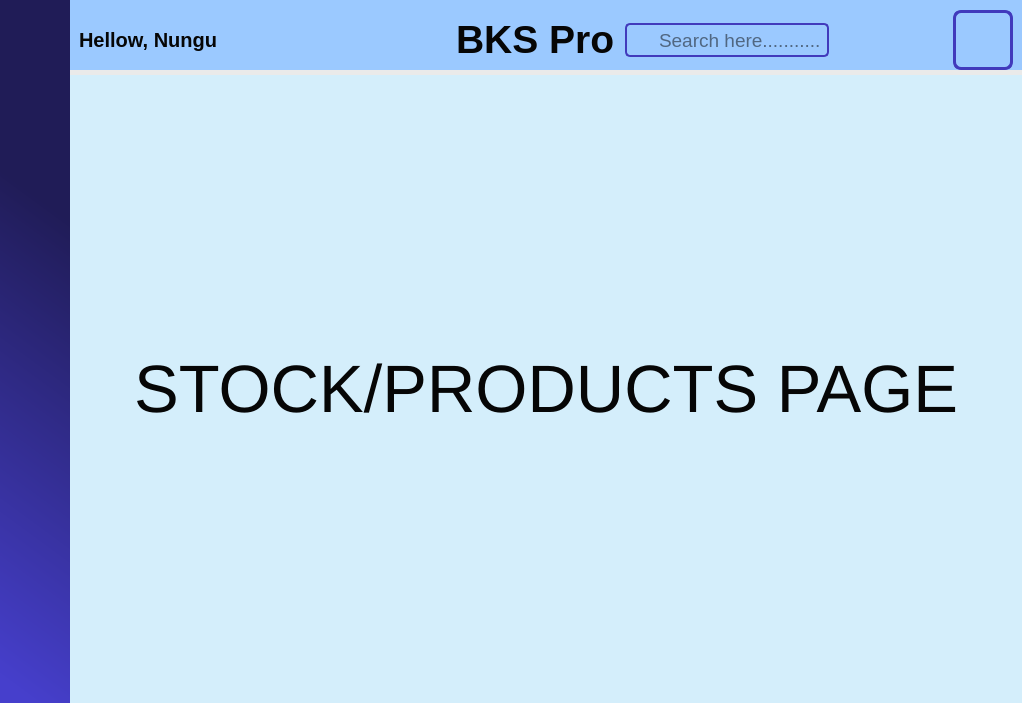
Qt form mainwindow.ui (Nicholauswarobi/Business-Keeper-Software) before a commit.
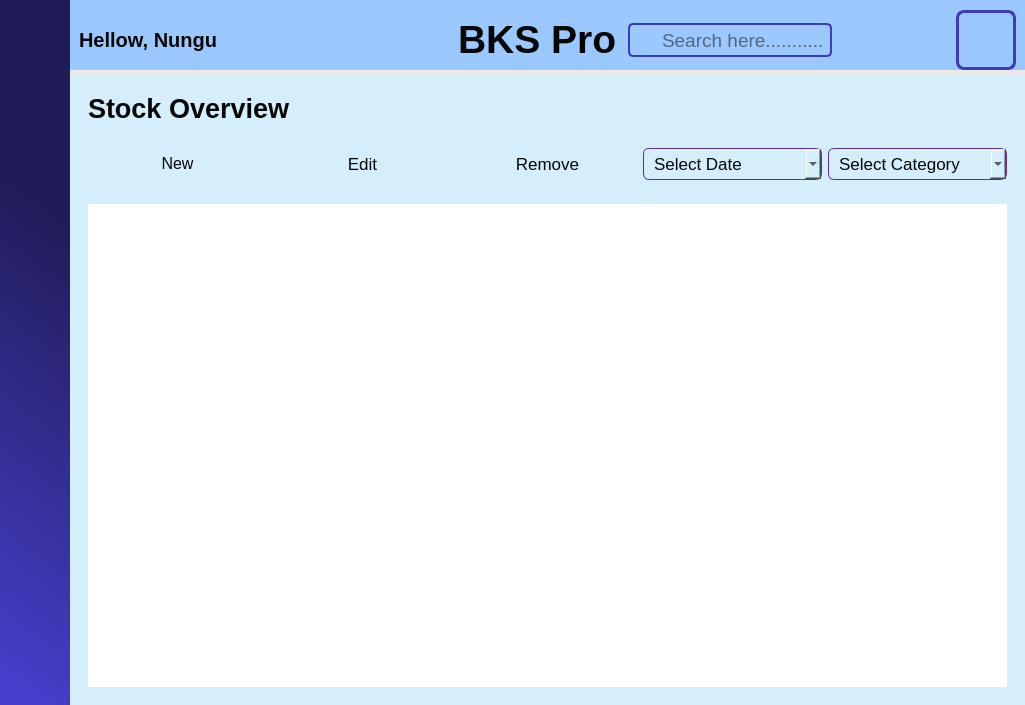
The same form after that commit. The open tabs and pages were chosen to show the change. Icons and pictures are not drawn.

The edit to the form file:
```diff
--- a/mainwindow.ui
+++ b/mainwindow.ui
@@ -6,8 +6,8 @@
    <rect>
     <x>0</x>
     <y>0</y>
-    <width>1022</width>
-    <height>703</height>
+    <width>1025</width>
+    <height>705</height>
    </rect>
   </property>
   <property name="windowTitle">
@@ -84,11 +84,12 @@
 
 }
 
-#Notification_pushButton:checked, #Theme_pushButton:checked{
+#Notification_pushButton:checked, #Theme_pushButton:checked, #Edit_Product_pushButton:checked, #New_Product_pushButton:checked, #Remove_Product_pushButton:checked{
 	background-color: #D5DAF3;
 	border-top: 2px solid #603090;
 	border-top-left-radius: 7px;
 	border-top-right-radius: 7px;
+	font-weight: bold;
 
 }
 
@@ -109,7 +110,7 @@
 	border-radius: 20px;
 }
 
-#Duration_comboBox, #Products_comboBox{
+#Duration_comboBox, #Products_comboBox, #Select_Category_comboBox, #Select_Date_comboBox{
 background-color: #D4EEFB;
 	border: 1px solid #603090;
 	border-radius: 6px;
@@ -123,14 +124,14 @@
 	border: 1px solid #828eff;
 }
 
-#Duration_comboBox::down-arrow, #Products_comboBox::down-arrow{
+#Duration_comboBox::down-arrow, #Products_comboBox::down-arrow, #Select_Category_comboBox::down-arrow, #Select_Date_comboBox::down-arrow{
 	image: url(:/Blue/Icons/BlueIcons/chevron-down.svg);
 	width: 20px;
 	height: 12px;
 }
 
 
-#Duration_comboBox QAbstractItemView, #Products_comboBox QAbstractItemView{
+#Duration_comboBox QAbstractItemView, #Products_comboBox QAbstractItemView, #Select_Category_comboBox QAbstractItemView, #Select_Date_comboBox QAbstractItemView{
 background-color: #D4EEFB;
 border: 1px solid #acffc8;
 selection-background-color: #423AC1;
@@ -237,13 +238,13 @@
             <property name="minimumSize">
              <size>
               <width>70</width>
-              <height>60</height>
+              <height>70</height>
              </size>
             </property>
             <property name="maximumSize">
              <size>
-              <width>50</width>
-              <height>60</height>
+              <width>70</width>
+              <height>70</height>
              </size>
             </property>
             <property name="text">
@@ -923,6 +924,9 @@
                <property name="checkable">
                 <bool>true</bool>
                </property>
+               <property name="checked">
+                <bool>false</bool>
+               </property>
                <property name="autoExclusive">
                 <bool>true</bool>
                </property>
@@ -2287,20 +2291,175 @@
              </layout>
             </widget>
             <widget class="QWidget" name="Stock_page">
-             <layout class="QHBoxLayout" name="horizontalLayout_22">
+             <layout class="QVBoxLayout" name="verticalLayout_17">
               <item>
-               <widget class="QLabel" name="label_36">
-                <property name="font">
-                 <font>
-                  <pointsize>50</pointsize>
-                 </font>
+               <widget class="QWidget" name="widget" native="true">
+                <layout class="QHBoxLayout" name="horizontalLayout_22">
+                 <item alignment="Qt::AlignmentFlag::AlignTop">
+                  <widget class="QLabel" name="label_10">
+                   <property name="font">
+                    <font>
+                     <pointsize>20</pointsize>
+                     <bold>true</bold>
+                    </font>
+                   </property>
+                   <property name="text">
+                    <string>Stock Overview</string>
+                   </property>
+                  </widget>
+                 </item>
+                </layout>
+               </widget>
+              </item>
+              <item>
+               <widget class="QWidget" name="filterBox_widget" native="true">
+                <layout class="QHBoxLayout" name="horizontalLayout_9">
+                 <item>
+                  <widget class="QPushButton" name="New_Product_pushButton">
+                   <property name="font">
+                    <font>
+                     <pointsize>12</pointsize>
+                    </font>
+                   </property>
+                   <property name="cursor">
+                    <cursorShape>PointingHandCursor</cursorShape>
+                   </property>
+                   <property name="text">
+                    <string>New</string>
+                   </property>
+                   <property name="icon">
+                    <iconset resource="Icons_Resources.qrc">
+                     <normaloff>:/Blue/Icons/BlueIcons/plus-square.svg</normaloff>
+                     <normalon>:/Dark/Icons/DarkIcons/plus-square.svg</normalon>:/Blue/Icons/BlueIcons/plus-square.svg</iconset>
+                   </property>
+                   <property name="iconSize">
+                    <size>
+                     <width>30</width>
+                     <height>30</height>
+                    </size>
+                   </property>
+                   <property name="checkable">
+                    <bool>true</bool>
+                   </property>
+                   <property name="autoExclusive">
+                    <bool>true</bool>
+                   </property>
+                  </widget>
+                 </item>
+                 <item>
+                  <widget class="QPushButton" name="Edit_Product_pushButton">
+                   <property name="font">
+                    <font>
+                     <pointsize>13</pointsize>
+                    </font>
+                   </property>
+                   <property name="cursor">
+                    <cursorShape>PointingHandCursor</cursorShape>
+                   </property>
+                   <property name="text">
+                    <string>Edit</string>
+                   </property>
+                   <property name="icon">
+                    <iconset resource="Icons_Resources.qrc">
+                     <normaloff>:/Blue/Icons/BlueIcons/edit.svg</normaloff>
+                     <normalon>:/Dark/Icons/DarkIcons/edit.svg</normalon>:/Blue/Icons/BlueIcons/edit.svg</iconset>
+                   </property>
+                   <property name="iconSize">
+                    <size>
+                     <width>30</width>
+                     <height>30</height>
+                    </size>
+                   </property>
+                   <property name="checkable">
+                    <bool>true</bool>
+                   </property>
+                   <property name="autoExclusive">
+                    <bool>true</bool>
+                   </property>
+                  </widget>
+                 </item>
+                 <item>
+                  <widget class="QPushButton" name="Remove_Product_pushButton">
+                   <property name="font">
+                    <font>
+                     <pointsize>13</pointsize>
+                    </font>
+                   </property>
+                   <property name="cursor">
+                    <cursorShape>PointingHandCursor</cursorShape>
+                   </property>
+                   <property name="text">
+                    <string>Remove</string>
+                   </property>
+                   <property name="icon">
+                    <iconset resource="Icons_Resources.qrc">
+                     <normaloff>:/Blue/Icons/BlueIcons/trash-2.svg</normaloff>
+                     <normalon>:/Dark/Icons/DarkIcons/trash-2.svg</normalon>:/Blue/Icons/BlueIcons/trash-2.svg</iconset>
+                   </property>
+                   <property name="iconSize">
+                    <size>
+                     <width>30</width>
+                     <height>30</height>
+                    </size>
+                   </property>
+                   <property name="checkable">
+                    <bool>true</bool>
+                   </property>
+                   <property name="autoExclusive">
+                    <bool>true</bool>
+                   </property>
+                  </widget>
+                 </item>
+                 <item>
+                  <widget class="QComboBox" name="Select_Date_comboBox">
+                   <property name="font">
+                    <font>
+                     <pointsize>13</pointsize>
+                    </font>
+                   </property>
+                   <property name="cursor">
+                    <cursorShape>PointingHandCursor</cursorShape>
+                   </property>
+                   <item>
+                    <property name="text">
+                     <string>Select Date</string>
+                    </property>
+                   </item>
+                  </widget>
+                 </item>
+                 <item>
+                  <widget class="QComboBox" name="Select_Category_comboBox">
+                   <property name="font">
+                    <font>
+                     <pointsize>13</pointsize>
+                    </font>
+                   </property>
+                   <property name="cursor">
+                    <cursorShape>PointingHandCursor</cursorShape>
+                   </property>
+                   <item>
+                    <property name="text">
+                     <string>Select Category</string>
+                    </property>
+                   </item>
+                  </widget>
+                 </item>
+                </layout>
+               </widget>
+              </item>
+              <item>
+               <widget class="QWidget" name="widget_3" native="true">
+                <property name="sizePolicy">
+                 <sizepolicy hsizetype="Preferred" vsizetype="Expanding">
+                  <horstretch>0</horstretch>
+                  <verstretch>0</verstretch>
+                 </sizepolicy>
                 </property>
-                <property name="text">
-                 <string>STOCK/PRODUCTS PAGE</string>
-                </property>
-                <property name="alignment">
-                 <set>Qt::AlignmentFlag::AlignCenter</set>
-                </property>
+                <layout class="QVBoxLayout" name="verticalLayout_18">
+                 <item>
+                  <widget class="QTableView" name="tableView"/>
+                 </item>
+                </layout>
                </widget>
               </item>
              </layout>
```
Left out of the diff: 14 changed lines with no effect on the pictures.
